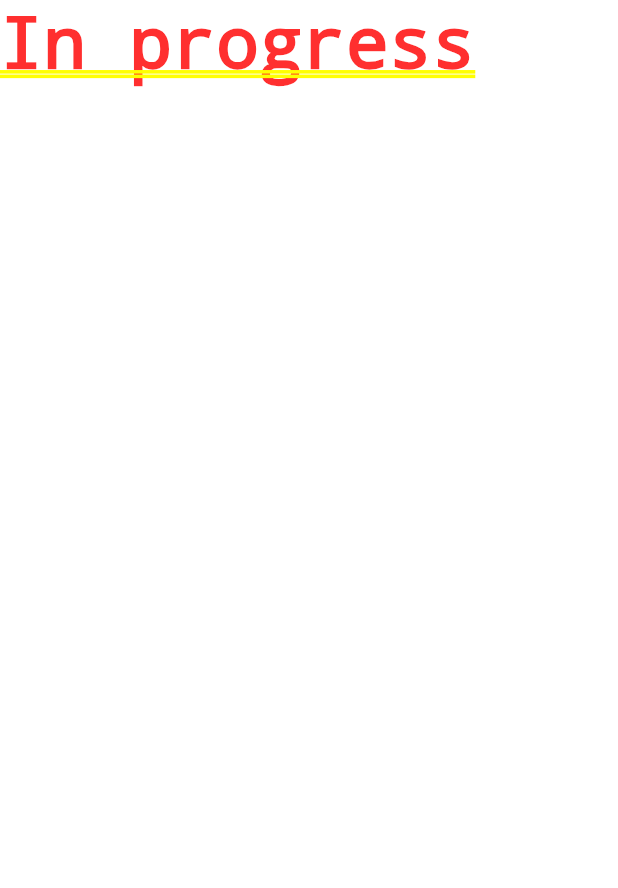
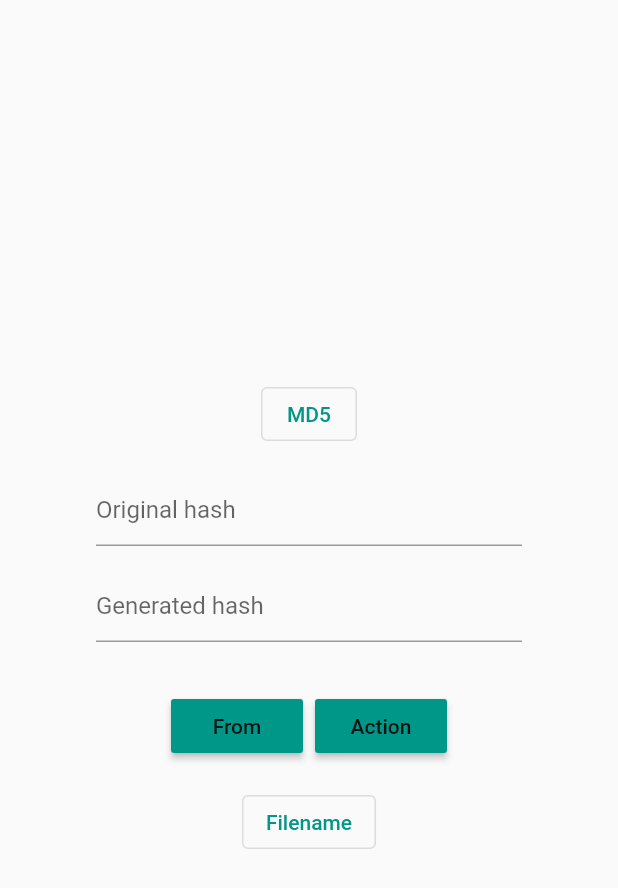
Before and after one commit to hash-checker/hash-checker-2, a Flutter app: the screen it shows after launch, on a phone screen of 412 x 824 dp. Shown: the top 888 px of the screen. Run offline on Flutter 3.47's test engine with Material 2 defaults, Android fonts, the phone set to English and light mode, and no system bars; our stand-ins replace flutter_mobx, mobx; generated files the repository leaves out were written again.

Commit message:
2021-12-12 v. 1.0.0: added Calculator page

```diff
--- /dev/null
+++ b/lib/app/app_dependencies.dart
@@ -0,0 +1,15 @@
+import 'package:flutter/cupertino.dart';
+
+class AppDependencies extends StatelessWidget {
+  final Widget app;
+
+  const AppDependencies({
+    Key? key,
+    required this.app,
+  }) : super(key: key);
+
+  @override
+  Widget build(BuildContext context) {
+    return app;
+  }
+}
--- /dev/null
+++ b/lib/features/calculator/page/calculator_page.dart
@@ -0,0 +1,89 @@
+import 'package:flutter/material.dart';
+import 'package:flutter_mobx/flutter_mobx.dart';
+import 'package:hash_checker_2/data/extensions/hash_type_extensions.dart';
+import 'package:hash_checker_2/features/calculator/page/dialogs/select_hash_type_dialog.dart';
+import 'package:hash_checker_2/features/calculator/store/calculator_store.dart';
+
+class CalculatorPage extends StatefulWidget {
+  const CalculatorPage({Key? key}) : super(key: key);
+
+  @override
+  _CalculatorPageState createState() => _CalculatorPageState();
+}
+
+class _CalculatorPageState extends State<CalculatorPage> {
+  CalculatorStore? _store;
+
+  @override
+  void didChangeDependencies() {
+    super.didChangeDependencies();
+    _store ??= CalculatorStore();
+  }
+
+  @override
+  Widget build(BuildContext context) {
+    return Scaffold(
+      body: Padding(
+        padding: const EdgeInsets.all(16.0),
+        child: Column(
+          mainAxisAlignment: MainAxisAlignment.center,
+          children: [
+            Observer(
+              builder: (_) => OutlinedButton(
+                child: Text(_store!.hashType.name()),
+                onPressed: () => showSelectHashTypeDialog(
+                  context: context,
+                  current: _store!.hashType,
+                ),
+              ),
+            ),
+            const SizedBox(height: 16),
+            Padding(
+              padding: const EdgeInsets.only(
+                left: 48,
+                right: 48,
+              ),
+              child: Column(
+                children: const [
+                  TextField(
+                    decoration: InputDecoration(
+                      hintText: 'Original hash',
+                    ),
+                  ),
+                  SizedBox(height: 16),
+                  TextField(
+                    decoration: InputDecoration(
+                      hintText: 'Generated hash',
+                    ),
+                  ),
+                ],
+              ),
+            ),
+            const SizedBox(height: 32),
+            Row(
+              mainAxisAlignment: MainAxisAlignment.center,
+              children: [
+                MaterialButton(
+                  color: Colors.teal,
+                  child: const Text('From'),
+                  onPressed: () {},
+                ),
+                const SizedBox(width: 8),
+                MaterialButton(
+                  color: Colors.teal,
+                  child: const Text('Action'),
+                  onPressed: () {},
+                ),
+              ],
+            ),
+            const SizedBox(height: 16),
+            OutlinedButton(
+              child: const Text('Filename'),
+              onPressed: () {},
+            ),
+          ],
+        ),
+      ),
+    );
+  }
+}
--- /dev/null
+++ b/lib/features/calculator/store/calculator_store.dart
@@ -0,0 +1,24 @@
+import 'package:hash_checker_2/data/models/hash_type.dart';
+import 'package:mobx/mobx.dart';
+
+part 'calculator_store.g.dart';
+
+class CalculatorStore = _CalculatorStore with _$CalculatorStore;
+
+abstract class _CalculatorStore with Store {
+  @observable
+  HashType hashType = HashType.md5;
+
+  @observable
+  String generatedHash = '';
+
+  @action
+  void setHashType(HashType hashType) {
+    this.hashType = hashType;
+  }
+
+  @action
+  void generateHash() {
+
+  }
+}
--- a/lib/main.dart
+++ b/lib/main.dart
@@ -1,4 +1,6 @@
 import 'package:flutter/material.dart';
+import 'package:hash_checker_2/app/app_dependencies.dart';
+import 'package:hash_checker_2/features/calculator/page/calculator_page.dart';
 
 void main() => runApp(const App());
 
@@ -8,11 +10,13 @@ class App extends StatelessWidget {
   @override
   Widget build(BuildContext context) {
     return MaterialApp(
-      title: 'Flutter Demo',
+      title: 'Hash Checker 2',
       theme: ThemeData(
-        primarySwatch: Colors.blue,
+        primarySwatch: Colors.teal,
       ),
-      home: const Text('In progress'),
+      home: const AppDependencies(
+        app: CalculatorPage(),
+      ),
     );
   }
 }
```
Also changed, not shown: lib/data/extensions/hash_type_extensions.dart (added, +24 -0 lines), lib/data/models/hash_type.dart (added, +10 -0 lines), lib/features/calculator/page/dialogs/select_hash_type_dialog.dart (added, +41 -0 lines), pubspec.yaml (+11 -0 lines), lib/features/calculator/store/calculator_store.g.dart (added), 2 other files.
